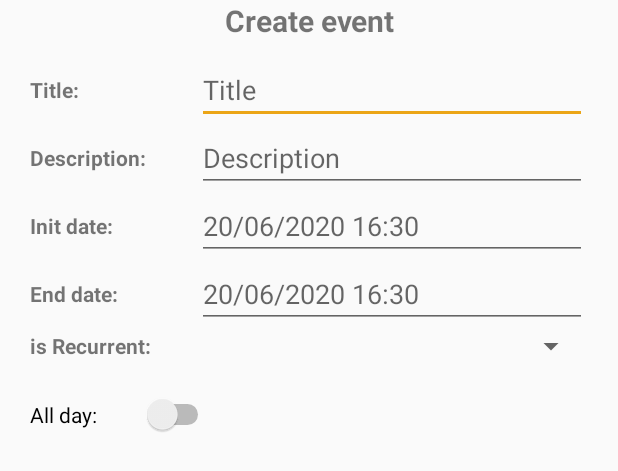
After one commit to victorpm5/PTDMA-Newton, an Android app: the layout dialog_event.xml on its own in the app's theme, with its tools: preview values and no code run, on a phone screen of 412 x 824 dp. The commit adds this screen. Shown: the top 471 px of the screen. Run offline under Robolectric (Android 15) with nearby library versions, the phone set to English and light mode, and no system bars.

Commit message:
add create event dialog + recurrent events

```diff
--- a/app/src/main/java/com/victor/newton/domain/Event.kt
+++ b/app/src/main/java/com/victor/newton/domain/Event.kt
@@ -7,4 +7,8 @@ class Event() {
     var descripcio: String = ""
     var allDay: Boolean = false
     var recurrent: String = ""
+
+    override fun toString(): String {
+        return "Event(initTime=$initTime, endTime=$endTime, title='$title', descripcio='$descripcio', allDay=$allDay, recurrent='$recurrent')"
+    }
 }
--- a/app/src/main/java/com/victor/newton/services/CalendarService.kt
+++ b/app/src/main/java/com/victor/newton/services/CalendarService.kt
@@ -70,10 +70,6 @@ class CalendarService(private val context: Context) {
 
         val calendarId = getCalendarId(context)
 
-//        FREQ=WEEKLY;BYDAY=MO,WE,FR;INTERVAL=1
-//        FREQ=MONTHLY;BYMONTHDAY=6;INTERVAL=2
-//        RRULE:FREQ=WEEKLY;COUNT=5;BYDAY=TU,FR
-
         val values = ContentValues().apply {
             put(CalendarContract.Events.CALENDAR_ID, calendarId)
             put(CalendarContract.Events.EVENT_TIMEZONE, ZoneId.systemDefault().id)
@@ -82,8 +78,8 @@ class CalendarService(private val context: Context) {
             put(CalendarContract.Events.DTSTART, event.initTime)
 
             if(event.recurrent.isNotBlank()){
-                put(CalendarContract.Events.DURATION, event.endTime)
                 put(CalendarContract.Events.RRULE, event.recurrent)
+                put(CalendarContract.Events.DTEND, event.endTime)
             } else{
                 put(CalendarContract.Events.DTEND, event.endTime)
             }
--- /dev/null
+++ b/app/src/main/res/layout/dialog_event.xml
@@ -0,0 +1,155 @@
+<?xml version="1.0" encoding="utf-8"?>
+<LinearLayout xmlns:android="http://schemas.android.com/apk/res/android"
+    android:orientation="vertical"
+    android:layout_width="match_parent"
+    android:layout_height="wrap_content">
+
+    <TextView
+        android:id="@+id/titolDialog"
+        android:layout_width="match_parent"
+        android:layout_height="wrap_content"
+        android:textSize="20sp"
+        android:text="Create event"
+        android:textStyle="bold"
+        android:gravity="center"
+        android:layout_marginBottom="10dp"/>
+
+    <LinearLayout
+        android:orientation="horizontal"
+        android:layout_width="match_parent"
+        android:layout_height="wrap_content"
+        android:layout_marginLeft="20dp"
+        android:layout_marginRight="20dp">
+
+        <TextView
+            android:id="@+id/textTitol"
+            android:layout_width="0dp"
+            android:layout_weight=".30"
+            android:layout_height="wrap_content"
+            android:textStyle="bold"
+            android:layout_gravity="center_vertical"
+            android:text="Title:" />
+
+        <EditText
+            android:id="@+id/titol"
+            android:inputType="textCapSentences"
+            android:layout_width="0dp"
+            android:layout_weight=".70"
+            android:layout_height="wrap_content"
+            android:layout_gravity="center_vertical"
+            android:hint="Title" />
+
+    </LinearLayout>
+
+    <LinearLayout
+        android:orientation="horizontal"
+        android:layout_width="match_parent"
+        android:layout_height="wrap_content"
+        android:layout_marginLeft="20dp"
+        android:layout_marginRight="20dp">
+
+        <TextView
+            android:id="@+id/textDescripcio"
+            android:layout_width="0dp"
+            android:layout_weight=".30"
+            android:layout_height="wrap_content"
+            android:textStyle="bold"
+            android:layout_gravity="center_vertical"
+            android:text="Description:" />
+
+        <EditText
+            android:id="@+id/descripcio"
+            android:inputType="textCapSentences"
+            android:layout_width="0dp"
+            android:layout_weight=".70"
+            android:layout_height="wrap_content"
+            android:layout_gravity="center_vertical"
+            android:hint="Description" />
+    </LinearLayout>
+
+    <LinearLayout
+        android:orientation="horizontal"
+        android:layout_width="match_parent"
+        android:layout_height="wrap_content"
+        android:layout_marginLeft="20dp"
+        android:layout_marginRight="20dp">
+
+        <TextView
+            android:id="@+id/textDataInit"
+            android:layout_width="0dp"
+            android:layout_weight=".30"
+            android:layout_height="wrap_content"
+            android:textStyle="bold"
+            android:layout_gravity="center_vertical"
+            android:text="Init date:" />
+
+        <EditText
+            android:id="@+id/dataInici"
+            android:inputType="datetime"
+            android:layout_width="0dp"
+            android:layout_weight=".70"
+            android:layout_height="wrap_content"
+            android:layout_gravity="center_vertical"
+            android:hint="20/06/2020 16:30" />
+    </LinearLayout>
+
+    <LinearLayout
+        android:orientation="horizontal"
+        android:layout_width="match_parent"
+        android:layout_height="wrap_content"
+        android:layout_marginLeft="20dp"
+        android:layout_marginRight="20dp">
+
+        <TextView
+            android:id="@+id/textDataFinal"
+            android:layout_width="0dp"
+            android:layout_weight=".30"
+            android:layout_height="wrap_content"
+            android:textStyle="bold"
+            android:layout_gravity="center_vertical"
+            android:text="End date:" />
+
+        <EditText
+            android:id="@+id/dataFinal"
+            android:inputType="datetime"
+            android:layout_width="0dp"
+            android:layout_weight=".70"
+            android:layout_height="wrap_content"
+            android:layout_gravity="center_vertical"
+            android:hint="20/06/2020 16:30" />
+    </LinearLayout>
+
+    <LinearLayout
+        android:orientation="horizontal"
+        android:layout_width="match_parent"
+        android:layout_height="wrap_content"
+        android:layout_marginLeft="20dp"
+        android:layout_marginRight="20dp">
+
+        <TextView
+            android:id="@+id/textRecurrent"
+            android:layout_width="0dp"
+            android:layout_weight=".30"
+            android:layout_height="wrap_content"
+            android:textStyle="bold"
+            android:layout_gravity="center_vertical"
+            android:text="is Recurrent:" />
+
+        <Spinner
+            android:id="@+id/recurrent"
+            android:layout_width="0dp"
+            android:layout_weight=".70"
+            android:layout_height="wrap_content"/>
+    </LinearLayout>
+
+    <Switch
+        android:id="@+id/switch1"
+        android:layout_width="wrap_content"
+        android:layout_height="wrap_content"
+        android:layout_marginTop="20dp"
+        android:layout_marginStart="20dp"
+        android:gravity="center"
+        android:text="All day:"
+        android:switchPadding="30dp"/>
+
+</LinearLayout>
```
Also changed, not shown: app/src/main/java/com/victor/newton/ui/HomeActivity.kt (+151 -9 lines).
